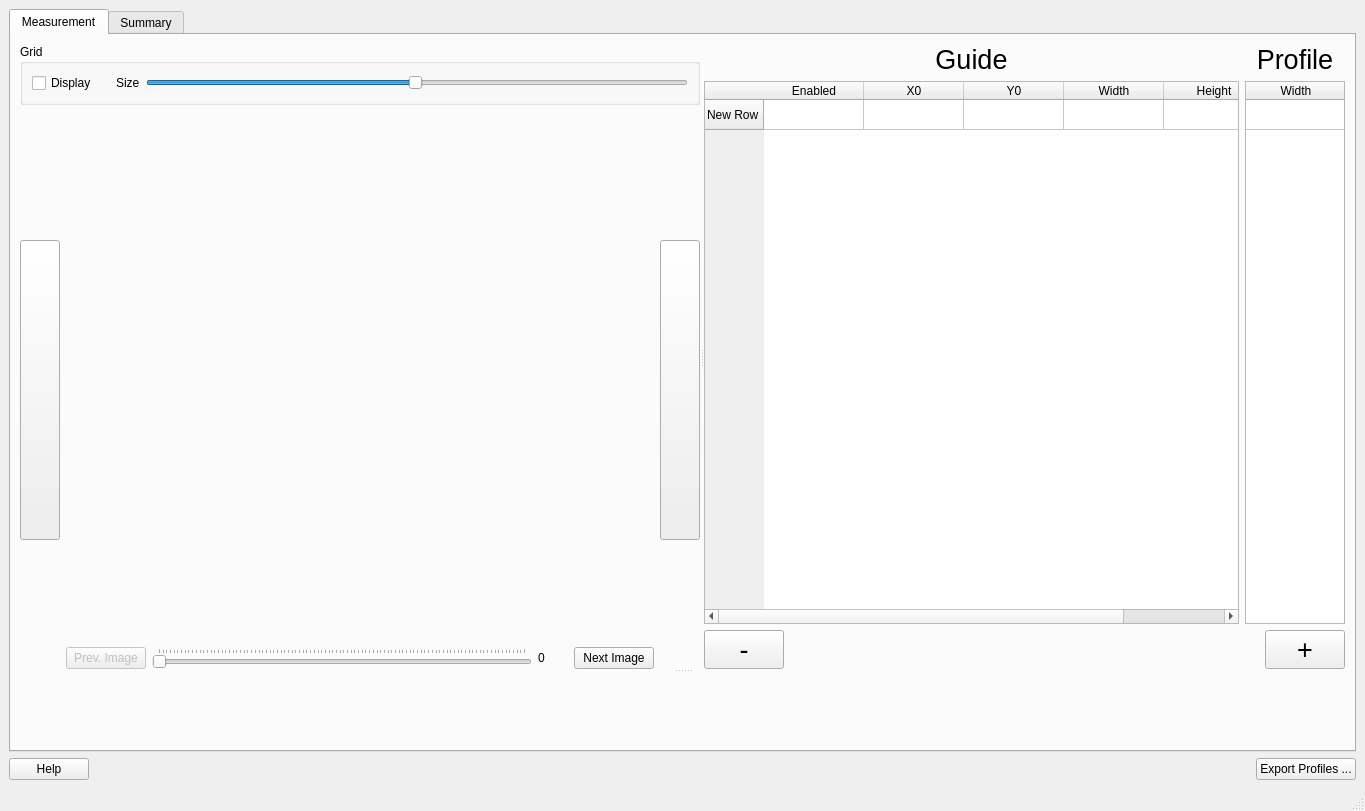
Before: the Qt Designer form ui/ui_profile.ui in neutronimaging/python_notebooks, drawn with Qt 5.
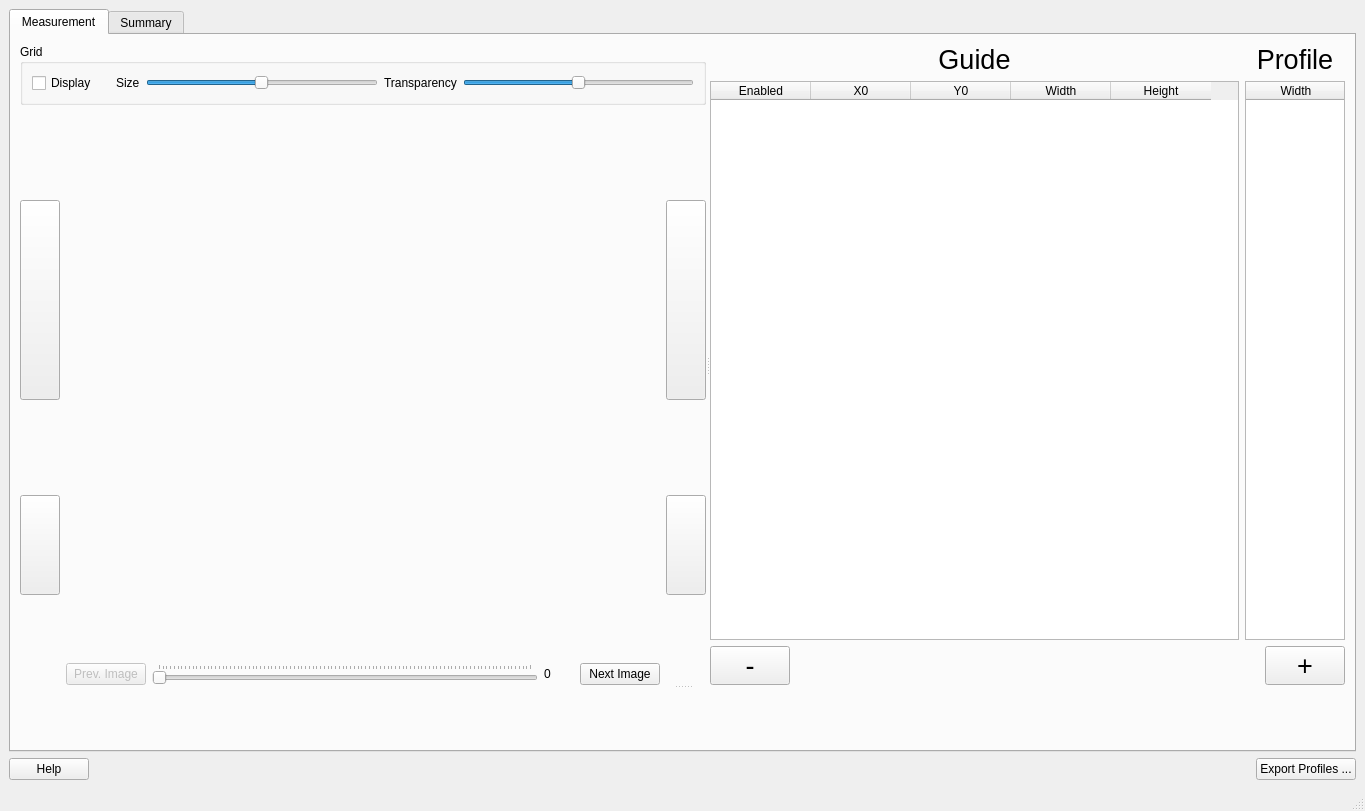
After: the same form once the commit is applied.

```diff
--- a/ui/ui_profile.ui
+++ b/ui/ui_profile.ui
@@ -112,23 +112,72 @@
                   </property>
                  </widget>
                 </item>
+                <item>
+                 <widget class="QLabel" name="label_3">
+                  <property name="text">
+                   <string>Transparency</string>
+                  </property>
+                 </widget>
+                </item>
+                <item>
+                 <widget class="QSlider" name="transparency_slider">
+                  <property name="maximum">
+                   <number>100</number>
+                  </property>
+                  <property name="value">
+                   <number>50</number>
+                  </property>
+                  <property name="orientation">
+                   <enum>Qt::Horizontal</enum>
+                  </property>
+                 </widget>
+                </item>
                </layout>
               </widget>
              </item>
              <item>
               <layout class="QHBoxLayout" name="horizontalLayout_5">
                <item>
-                <widget class="QPushButton" name="right_rotation_button">
-                 <property name="maximumSize">
-                  <size>
-                   <width>50</width>
-                   <height>300</height>
-                  </size>
-                 </property>
-                 <property name="text">
-                  <string/>
-                 </property>
-                </widget>
+                <layout class="QVBoxLayout" name="verticalLayout_5">
+                 <item>
+                  <widget class="QPushButton" name="right_rotation_button_fast">
+                   <property name="minimumSize">
+                    <size>
+                     <width>0</width>
+                     <height>200</height>
+                    </size>
+                   </property>
+                   <property name="maximumSize">
+                    <size>
+                     <width>50</width>
+                     <height>200</height>
+                    </size>
+                   </property>
+                   <property name="text">
+                    <string/>
+                   </property>
+                  </widget>
+                 </item>
+                 <item>
+                  <widget class="QPushButton" name="right_rotation_button_slow">
+                   <property name="minimumSize">
+                    <size>
+                     <width>0</width>
+                     <height>100</height>
+                    </size>
+                   </property>
+                   <property name="maximumSize">
+                    <size>
+                     <width>50</width>
+                     <height>100</height>
+                    </size>
+                   </property>
+                   <property name="text">
+                    <string/>
+                   </property>
+                  </widget>
+                 </item>
+                </layout>
                </item>
                <item>
                 <layout class="QVBoxLayout" name="verticalLayout_2">
@@ -208,17 +257,46 @@
                 </layout>
                </item>
                <item>
-                <widget class="QPushButton" name="left_rotation_button">
-                 <property name="maximumSize">
-                  <size>
-                   <width>50</width>
-                   <height>300</height>
-                  </size>
-                 </property>
-                 <property name="text">
-                  <string/>
-                 </property>
-                </widget>
+                <layout class="QVBoxLayout" name="verticalLayout_6">
+                 <item>
+                  <widget class="QPushButton" name="left_rotation_button_fast">
+                   <property name="minimumSize">
+                    <size>
+                     <width>0</width>
+                     <height>200</height>
+                    </size>
+                   </property>
+                   <property name="maximumSize">
+                    <size>
+                     <width>50</width>
+                     <height>200</height>
+                    </size>
+                   </property>
+                   <property name="text">
+                    <string/>
+                   </property>
+                  </widget>
+                 </item>
+                 <item>
+                  <widget class="QPushButton" name="left_rotation_button_slow">
+                   <property name="minimumSize">
+                    <size>
+                     <width>0</width>
+                     <height>100</height>
+                    </size>
+                   </property>
+                   <property name="maximumSize">
+                    <size>
+                     <width>50</width>
+                     <height>100</height>
+                    </size>
+                   </property>
+                   <property name="text">
+                    <string/>
+                   </property>
+                  </widget>
+                 </item>
+                </layout>
                </item>
               </layout>
              </item>
@@ -263,11 +341,6 @@
                  <property name="alternatingRowColors">
                   <bool>true</bool>
                  </property>
-                 <row>
-                  <property name="text">
-                   <string>New Row</string>
-                  </property>
-                 </row>
                  <column>
                   <property name="text">
                    <string>Enabled</string>
@@ -309,11 +382,6 @@
                  <attribute name="verticalHeaderVisible">
                   <bool>false</bool>
                  </attribute>
-                 <row>
-                  <property name="text">
-                   <string>New Row</string>
-                  </property>
-                 </row>
                  <column>
                   <property name="text">
                    <string>Width</string>
```
Left out of the diff: 102 changed lines with no effect on the pictures.
